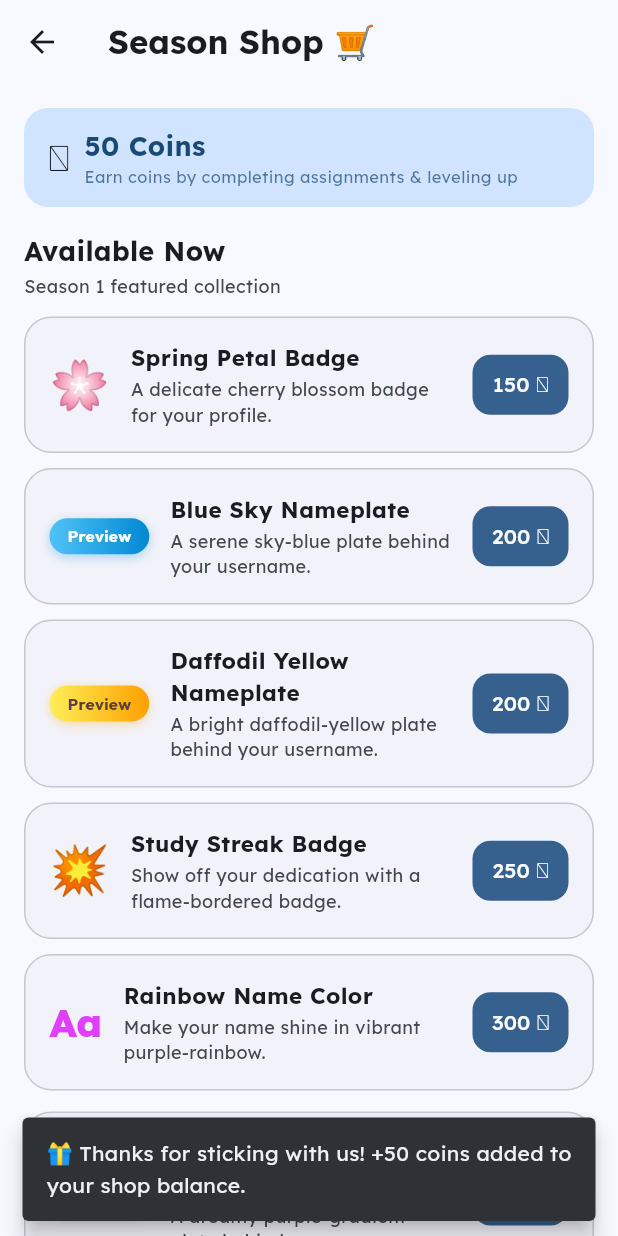
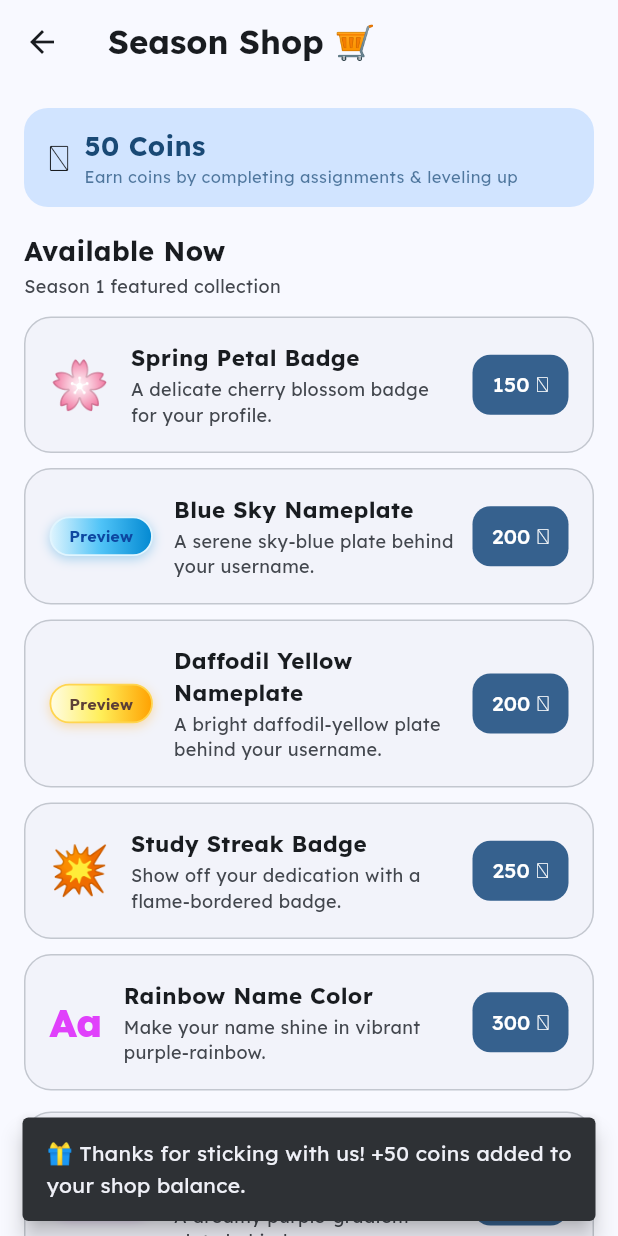
Before and after one commit to anpuop1511/homework-helper, a Flutter app: the SeasonShopScreen screen opened directly, on a phone screen of 412 x 824 dp. Run offline on Flutter 3.47's test engine with Material 3 defaults, Android fonts, the phone set to English and light mode, and no system bars; drawn by our look-alikes of dynamic_color; our stand-ins replace animate_do, app_links, cloud_firestore, firebase_auth, firebase_core, firebase_storage and 13 more; missing offline and left inert: mobile_scanner, nfc_manager, nfc_manager_ndef; accounts and stored records are empty.

Commit message:
Fix shop compensation timing and nameplate contrast

```diff
--- a/lib/screens/season_shop_screen.dart
+++ b/lib/screens/season_shop_screen.dart
@@ -74,8 +74,7 @@ class _TimedShopItem extends _ShopItem {
 
   /// Whether the item is unlocked relative to the given UTC instant.
   /// Use this to respect the dev clock override.
-  bool isUnlockedAt(DateTime utcNow) =>
-      !utcNow.isBefore(unlocksAt.toUtc());
+  bool isUnlockedAt(DateTime utcNow) => !utcNow.isBefore(unlocksAt.toUtc());
 }
 
 const _season1PermanentItems = [
@@ -293,16 +292,25 @@ class _ShopBody extends StatefulWidget {
 }
 
 class _ShopBodyState extends State<_ShopBody> {
+  bool _compensationChecked = false;
+
   @override
   void initState() {
     super.initState();
+  }
+
+  void _maybeGrantCompensation(UserProvider user) {
+    if (_compensationChecked || !user.isLoaded) return;
+    _compensationChecked = true;
     WidgetsBinding.instance.addPostFrameCallback((_) {
       if (!mounted) return;
-      final granted = context.read<UserProvider>().grantShopCompensationIfNeeded();
+      final granted =
+          context.read<UserProvider>().grantShopCompensationIfNeeded();
       if (!granted || !mounted) return;
       ScaffoldMessenger.of(context).showSnackBar(
         const SnackBar(
-          content: Text('🎁 Thanks for sticking with us! +50 coins added to your shop balance.'),
+          content: Text(
+              '🎁 Thanks for sticking with us! +50 coins added to your shop balance.'),
           behavior: SnackBarBehavior.floating,
         ),
       );
@@ -358,6 +366,7 @@ class _ShopBodyState extends State<_ShopBody> {
   @override
   Widget build(BuildContext context) {
     final user = context.watch<UserProvider>();
+    _maybeGrantCompensation(user);
     final colorScheme = Theme.of(context).colorScheme;
     final timeTravelEnabled = user.shopTimeTravelEnabled;
     final nowUtc = context.watch<DevClockProvider>().nowUtc();
@@ -586,8 +595,7 @@ class _SectionHeader extends StatelessWidget {
         const SizedBox(height: 2),
         Text(
           subtitle,
-          style: TextStyle(
-              fontSize: 12, color: colorScheme.onSurfaceVariant),
+          style: TextStyle(fontSize: 12, color: colorScheme.onSurfaceVariant),
         ),
       ],
     );
@@ -645,8 +653,7 @@ class _ShopItemCard extends StatelessWidget {
                 Text(
                   item.description,
                   style: TextStyle(
-                      fontSize: 12,
-                      color: colorScheme.onSurfaceVariant),
+                      fontSize: 12, color: colorScheme.onSurfaceVariant),
                 ),
                 if (equipped) ...[
                   const SizedBox(height: 4),
@@ -669,8 +676,8 @@ class _ShopItemCard extends StatelessWidget {
                   style: FilledButton.styleFrom(
                     shape: RoundedRectangleBorder(
                         borderRadius: BorderRadius.circular(12)),
-                    padding: const EdgeInsets.symmetric(
-                        horizontal: 12, vertical: 8),
+                    padding:
+                        const EdgeInsets.symmetric(horizontal: 12, vertical: 8),
                   ),
                   child: Text(equipped ? 'Equipped' : 'Equip'),
                 )
@@ -679,8 +686,8 @@ class _ShopItemCard extends StatelessWidget {
                   style: FilledButton.styleFrom(
                     shape: RoundedRectangleBorder(
                         borderRadius: BorderRadius.circular(12)),
-                    padding: const EdgeInsets.symmetric(
-                        horizontal: 12, vertical: 8),
+                    padding:
+                        const EdgeInsets.symmetric(horizontal: 12, vertical: 8),
                   ),
                   child: Text('${item.price} 🪙'),
                 ),
@@ -790,10 +797,26 @@ class _LockedItemCardState extends State<_LockedItemCard> {
           // Blurred / greyed-out preview
           ColorFiltered(
             colorFilter: const ColorFilter.matrix([
-              0.2126, 0.7152, 0.0722, 0, 0,
-              0.2126, 0.7152, 0.0722, 0, 0,
-              0.2126, 0.7152, 0.0722, 0, 0,
-              0,      0,      0,      1, 0,
+              0.2126,
+              0.7152,
+              0.0722,
+              0,
+              0,
+              0.2126,
+              0.7152,
+              0.0722,
+              0,
+              0,
+              0.2126,
+              0.7152,
+              0.0722,
+              0,
+              0,
+              0,
+              0,
+              0,
+              1,
+              0,
             ]),
             child: _ItemPreview(item: widget.item),
           ),
@@ -813,8 +836,7 @@ class _LockedItemCardState extends State<_LockedItemCard> {
                 const SizedBox(height: 2),
                 Text(
                   widget.item.description,
-                  style: TextStyle(
-                      fontSize: 12, color: cs.onSurfaceVariant),
+                  style: TextStyle(fontSize: 12, color: cs.onSurfaceVariant),
                 ),
                 const SizedBox(height: 6),
                 Row(
@@ -837,8 +859,7 @@ class _LockedItemCardState extends State<_LockedItemCard> {
           ),
           const SizedBox(width: 12),
           Container(
-            padding:
-                const EdgeInsets.symmetric(horizontal: 12, vertical: 8),
+            padding: const EdgeInsets.symmetric(horizontal: 12, vertical: 8),
             decoration: BoxDecoration(
               color: cs.surfaceContainerHighest,
               borderRadius: BorderRadius.circular(12),
--- a/lib/widgets/nameplate_widget.dart
+++ b/lib/widgets/nameplate_widget.dart
@@ -10,6 +10,24 @@ String _normalizeNameplateId(String id) {
   return trimmed;
 }
 
+Color? nameplateBorderColor(String id) {
+  final normalized = _normalizeNameplateId(id);
+  switch (normalized) {
+    case 'blue_sky':
+      return const Color(0xFFE1F5FE);
+    case 'daffodil_yellow':
+      return const Color(0xFFFFD54F);
+    case 'notepad_nameplate':
+      return const Color(0xFFFFF59D);
+    case 'animated_aplus_nameplate':
+      return const Color(0xFFFFD600);
+    case 'animated_sharpener_nameplate':
+      return const Color(0xFFFFEB3B);
+    default:
+      return null;
+  }
+}
+
 /// Maps a nameplate cosmetic ID to a list of gradient colors.
 ///
 /// Returns an empty list when [id] is empty or unrecognised (= no nameplate).
@@ -19,9 +37,17 @@ List<Color> nameplateGradientColors(String id) {
     case 'notepad_nameplate':
       return [const Color(0xFFFFF59D), const Color(0xFF42A5F5)];
     case 'blue_sky':
-      return [const Color(0xFF4FC3F7), const Color(0xFF0288D1)];
+      return [
+        const Color(0xFFE1F5FE),
+        const Color(0xFF4FC3F7),
+        const Color(0xFF0288D1),
+      ];
     case 'daffodil_yellow':
-      return [const Color(0xFFFFEE58), const Color(0xFFFFA000)];
+      return [
+        const Color(0xFFFFFDE7),
+        const Color(0xFFFFEE58),
+        const Color(0xFFFFA000),
+      ];
     // Battle-pass reward value (legacy — stored as a human-readable name)
     case 'Cherry Blossom':
       return [const Color(0xFFFF80AB), const Color(0xFFFF4081)];
@@ -58,6 +84,8 @@ Color nameplateForegroundColor(String id) {
   switch (normalized) {
     case 'notepad_nameplate':
       return const Color(0xFF1A237E);
+    case 'blue_sky':
+      return const Color(0xFF0D47A1);
     case 'daffodil_yellow':
       return const Color(0xFF5D4037);
     default:
@@ -220,7 +248,8 @@ class _NameplateWidgetState extends State<NameplateWidget>
   @override
   Widget build(BuildContext context) {
     final colors = nameplateGradientColors(widget.nameplateId);
-    if (colors.isEmpty || widget.username.isEmpty) return const SizedBox.shrink();
+    if (colors.isEmpty || widget.username.isEmpty)
+      return const SizedBox.shrink();
 
     final fg = nameplateForegroundColor(widget.nameplateId);
     final animated = isAnimatedNameplate(widget.nameplateId);
@@ -257,7 +286,8 @@ class _NameplateWidgetState extends State<NameplateWidget>
           final shimmerPos = t;
           final shimmerColors = [
             baseColors[0],
-            Color.lerp(baseColors[1], Colors.white, 0.6 * math.sin(math.pi * shimmerPos))!,
+            Color.lerp(baseColors[1], Colors.white,
+                0.6 * math.sin(math.pi * shimmerPos))!,
             baseColors[2],
             baseColors[3],
           ];
@@ -270,6 +300,11 @@ class _NameplateWidgetState extends State<NameplateWidget>
                 end: Alignment(1.0 + 2.0 * t, 0),
               ),
               borderRadius: BorderRadius.circular(20),
+              border: Border.all(
+                color: nameplateBorderColor(widget.nameplateId) ??
+                    baseColors.first.withAlpha(120),
+                width: 1.2,
+              ),
               boxShadow: [
                 BoxShadow(
                   color: baseColors.first.withAlpha(
@@ -303,6 +338,11 @@ class _NameplateWidgetState extends State<NameplateWidget>
           end: Alignment.centerRight,
         ),
         borderRadius: BorderRadius.circular(20),
+        border: Border.all(
+          color: nameplateBorderColor(widget.nameplateId) ??
+              colors.first.withAlpha(120),
+          width: 1.2,
+        ),
         boxShadow: [
           BoxShadow(
             color: colors.last.withAlpha(80),
```
Also changed, not shown: lib/providers/user_provider.dart (+21 -15 lines). Lines whose indentation alone changed are shown as unchanged.
